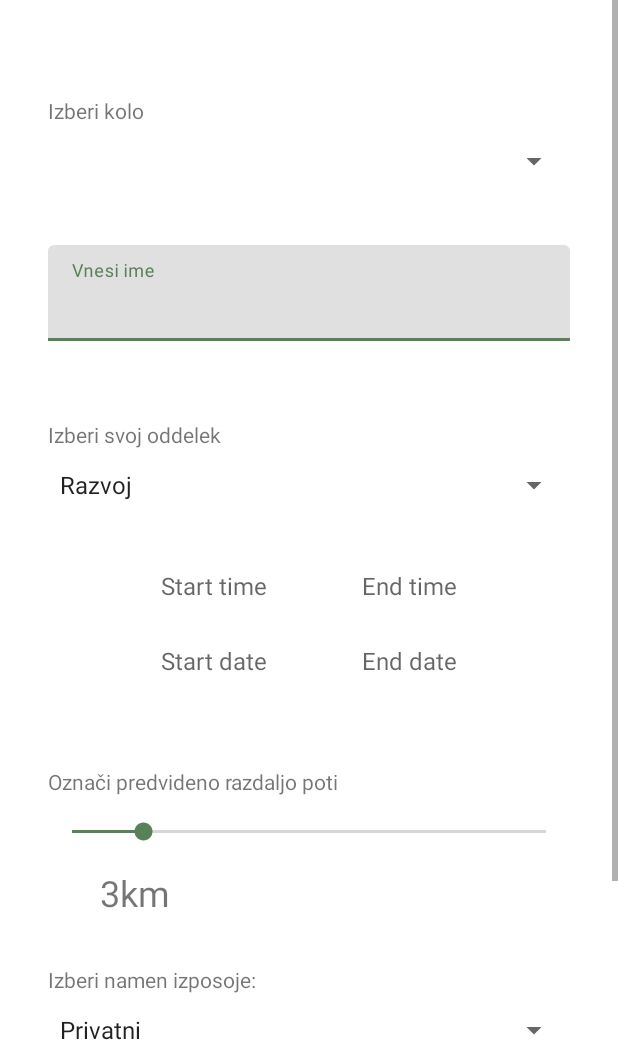
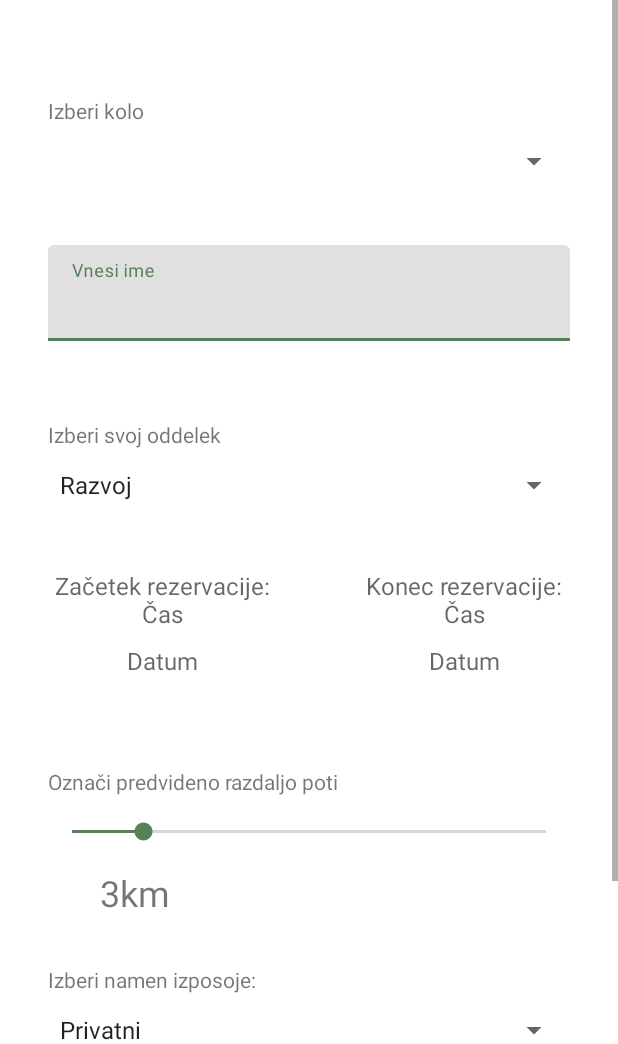
Before and after one commit to NejcZavrsan/BikeReservationsApp, an Android app: the AddRideActivity screen opened directly, with no data from a screen before it, on a phone screen of 412 x 824 dp, the part 192-1236 px from its top. Run offline under Robolectric (Android 15) with nearby library versions, the phone set to English and light mode, and no system bars; libraries missing offline, so code that uses them is left out: com.j256.ormlite; 5 statements that could not run were skipped.

Commit message:
Fixed the sneaky datePicker bug

```diff
--- a/app/src/main/java/com/example/mesibajk/fragments/DatePickerFragment.kt
+++ b/app/src/main/java/com/example/mesibajk/fragments/DatePickerFragment.kt
@@ -18,7 +18,7 @@ class DatePickerFragment(
         // Use the current date as the default date in the picker
         val c = Calendar.getInstance()
         val year = c.get(Calendar.YEAR)
-        val month = c.get(Calendar.MONTH)+1
+        val month = c.get(Calendar.MONTH)
         val day = c.get(Calendar.DAY_OF_MONTH)
 
         // Create a new instance of DatePickerDialog and return it
@@ -29,7 +29,7 @@ class DatePickerFragment(
         when (this.tag) {
             "startDatePicker" -> {
                 val yearString = year.toString()
-                val monthString = formatToTwoPlaces(month)
+                val monthString = formatToTwoPlaces(month+1)
                 val dayString = formatToTwoPlaces(day)
                 val startYMD = ("$yearString-$monthString-$dayString")
                 rideTime["start_YYYY"] = yearString
@@ -39,7 +39,7 @@ class DatePickerFragment(
             }
             "endDatePicker" -> {
                 val yearString = year.toString()
-                val monthString = formatToTwoPlaces(month)
+                val monthString = formatToTwoPlaces(month+1)
                 val dayString = formatToTwoPlaces(day)
                 val endYMD = ("$yearString-$monthString-$dayString")
                 rideTime["end_YYYY"] = yearString
--- a/app/src/main/res/layout/activity_add_ride.xml
+++ b/app/src/main/res/layout/activity_add_ride.xml
@@ -121,7 +121,7 @@
 
                     <TextView
                         android:id="@+id/start_time"
-                        android:layout_width="wrap_content"
+                        android:layout_width="match_parent"
                         android:layout_height="50dp"
                         android:layout_weight="1"
                         android:hint="@string/start_time"
@@ -130,7 +130,7 @@
 
                     <TextView
                         android:id="@+id/start_date"
-                        android:layout_width="wrap_content"
+                        android:layout_width="match_parent"
                         android:layout_height="50dp"
                         android:layout_weight="1"
                         android:hint="@string/start_date"
@@ -147,7 +147,7 @@
 
                     <TextView
                         android:id="@+id/end_time"
-                        android:layout_width="wrap_content"
+                        android:layout_width="match_parent"
                         android:layout_height="50dp"
                         android:layout_weight="1"
                         android:hint="@string/end_time"
@@ -156,7 +156,7 @@
 
                     <TextView
                         android:id="@+id/end_date"
-                        android:layout_width="wrap_content"
+                        android:layout_width="match_parent"
                         android:layout_height="50dp"
                         android:layout_weight="1"
                         android:hint="@string/end_date"
--- a/app/src/main/res/layout/bike_view_item.xml
+++ b/app/src/main/res/layout/bike_view_item.xml
@@ -38,7 +38,7 @@
           android:layout_width="wrap_content"
           android:layout_height="wrap_content"
           android:layout_marginEnd="8dp"
-          android:text="@string/zaseden"
+          android:text="@string/occupied"
           android:textAlignment="viewEnd"
           android:textSize="22sp" />
 
--- a/app/src/main/res/values/strings.xml
+++ b/app/src/main/res/values/strings.xml
@@ -23,16 +23,16 @@
         <item>Sluzbeni</item>
     </string-array>
 
-    <string name="occupied">ZASEDEN</string>
+    <string name="occupied">ODDAN</string>
     <string name="required_field">Polje je obvezno!</string>
     <string name="hello_blank_fragment">Hello blank fragment</string>
-    <string name="start_time">Start time</string>
-    <string name="end_time">End time</string>
+    <string name="start_time">Začetek rezervacije:\nČas </string>
+    <string name="end_time">Konec rezervacije:\nČas</string>
     <string name="rezerviraj">Rezerviraj</string>
     <string name="km">km</string>
     <string name="rezervacija_kolesa">- Rezervacija kolesa</string>
-    <string name="start_date">Start date</string>
-    <string name="end_date">End date</string>
+    <string name="start_date">Datum</string>
+    <string name="end_date">Datum</string>
     <string name="izberi_kolo">Izberi kolo</string>
     <string name="izberi_svoj_oddelek">Izberi svoj oddelek</string>
     <string name="izberi_namen_izposoje">Izberi namen izposoje:</string>
@@ -41,5 +41,4 @@
     <string name="vnesi_ime">Vnesi ime</string>
     <string name="skupna_razdalja_km">Skupna razdalja [km]:</string>
     <string name="skupno_t_izposoj">Skupno št. izposoj:</string>
-    <string name="zaseden">ZASEDEN</string>
 </resources>
```
Also changed, not shown: app/src/main/java/com/example/mesibajk/activities/AddRideActivity.kt (+17 -14 lines).
